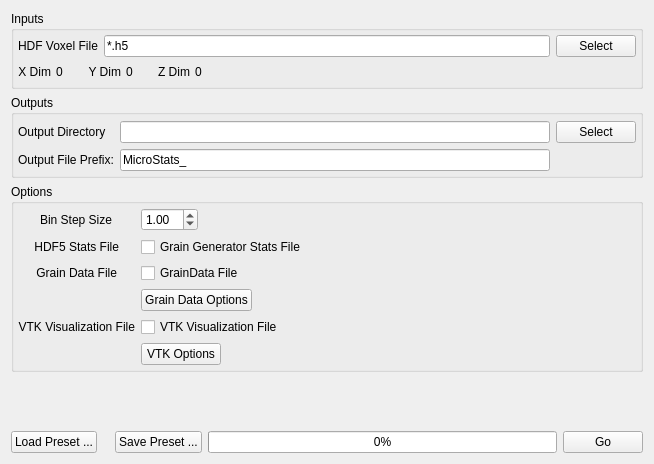
This is Source/UIPlugins/MicrostructureStatistics/MicrostructureStatisticsWidget.ui in BlueQuartzSoftware/DREAM3D as Qt 5 draws it before an edit. The edited form follows.
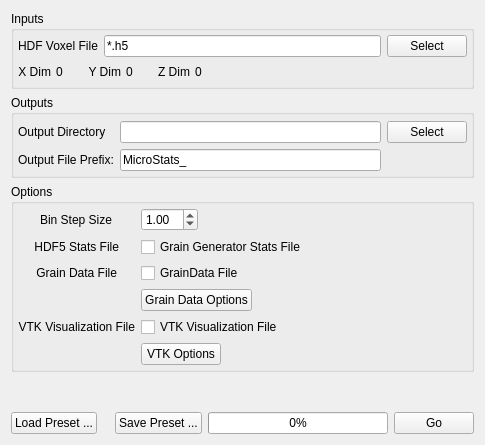
This is the edited form. Custom widgets are drawn as their Qt base class.

```diff
--- a/Source/UIPlugins/MicrostructureStatistics/MicrostructureStatisticsWidget.ui
+++ b/Source/UIPlugins/MicrostructureStatistics/MicrostructureStatisticsWidget.ui
@@ -6,8 +6,8 @@
    <rect>
     <x>0</x>
     <y>0</y>
-    <width>654</width>
-    <height>464</height>
+    <width>485</width>
+    <height>445</height>
    </rect>
   </property>
   <property name="windowTitle">
```
